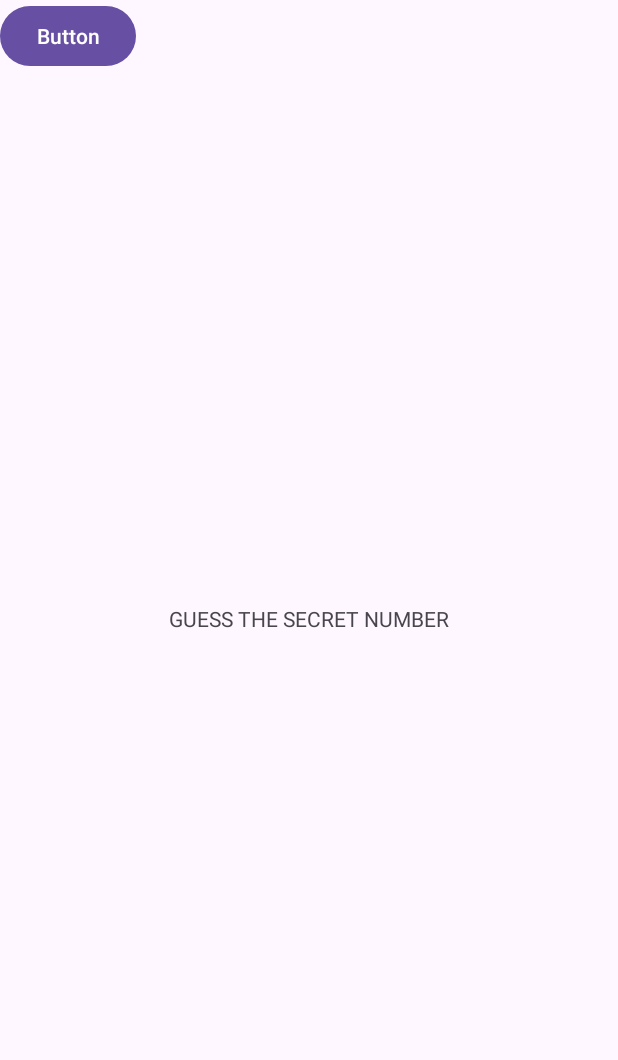
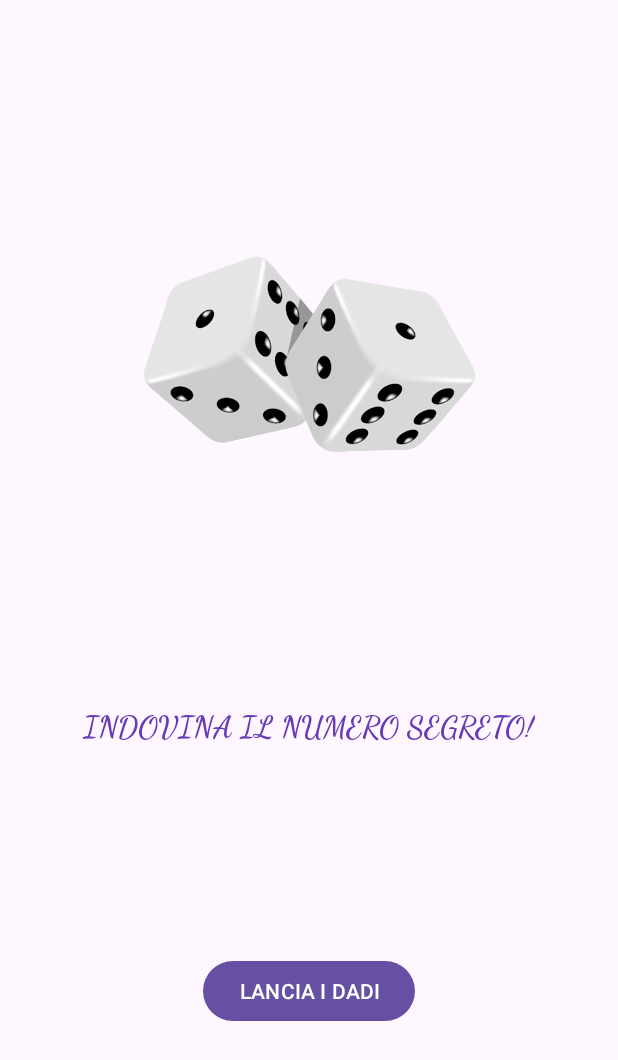
Before and after one commit to TommyPigna/Pignatta_Roll_The_Dice, an Android app: the screen it shows after launch (MainActivity), on a phone screen of 412 x 824 dp. Shown: the top 1060 px of the screen. Run offline under Robolectric (Android 15) with nearby library versions, the phone set to English and light mode, and no system bars.

```diff
--- a/app/src/main/AndroidManifest.xml
+++ b/app/src/main/AndroidManifest.xml
@@ -13,6 +13,9 @@
         android:theme="@style/Theme.Pignatta_Roll_The_Dice"
         tools:targetApi="31">
         <activity
+            android:name=".ThirdActivity"
+            android:exported="false" />
+        <activity
             android:name=".SecondActivity"
             android:exported="false" />
         <activity
--- a/app/src/main/java/com/example/pignatta_roll_the_dice/MainActivity.kt
+++ b/app/src/main/java/com/example/pignatta_roll_the_dice/MainActivity.kt
@@ -24,6 +24,7 @@ class MainActivity : AppCompatActivity() {
             var mioIntent : Intent = Intent(this, SecondActivity::class.java);
             var mioRandom = (1..6).random()
             mioIntent.putExtra("MESSAGE", "NUMERO ESTRATTO: $mioRandom")
+            mioIntent.putExtra("RANDOM", mioRandom)
             startActivity(mioIntent)
         })
     }
--- a/app/src/main/res/layout/activity_main.xml
+++ b/app/src/main/res/layout/activity_main.xml
@@ -11,32 +11,40 @@
         android:id="@+id/activity_main_tv_title"
         android:layout_width="wrap_content"
         android:layout_height="wrap_content"
-        android:text="@string/guess_the_secret_number"
-        app:layout_constraintBottom_toBottomOf="parent"
+        android:fontFamily="cursive"
+        android:text="INDOVINA IL NUMERO SEGRETO!"
+        android:textColor="#673AB7"
+        android:textSize="20sp"
+        android:textStyle="bold"
+        app:layout_constraintBottom_toTopOf="@+id/buttonRoll"
         app:layout_constraintEnd_toEndOf="parent"
+        app:layout_constraintHorizontal_bias="0.5"
         app:layout_constraintStart_toStartOf="parent"
-        app:layout_constraintTop_toTopOf="parent" />
-
-    <ImageView
-        android:id="@+id/activity_main_im_dice"
-        android:layout_width="wrap_content"
-        android:layout_height="wrap_content"
-        android:layout_marginStart="141dp"
-        android:layout_marginTop="58dp"
-        android:layout_marginEnd="143dp"
-        android:layout_marginBottom="545dp"
-        app:layout_constraintBottom_toBottomOf="parent"
-        app:layout_constraintEnd_toEndOf="parent"
-        app:layout_constraintStart_toStartOf="parent"
-        app:layout_constraintTop_toTopOf="parent"
-        tools:srcCompat="@tools:sample/avatars" />
+        app:layout_constraintTop_toBottomOf="@+id/imageView"
+        app:layout_constraintVertical_bias="0.0" />
 
     <Button
         android:id="@+id/buttonRoll"
         android:layout_width="wrap_content"
         android:layout_height="wrap_content"
-        android:text="Button"
-        tools:layout_editor_absoluteX="160dp"
-        tools:layout_editor_absoluteY="465dp" />
+        android:text="LANCIA I DADI"
+        app:iconPadding="15dp"
+        app:layout_constraintBottom_toBottomOf="parent"
+        app:layout_constraintEnd_toEndOf="parent"
+        app:layout_constraintHorizontal_bias="0.5"
+        app:layout_constraintStart_toStartOf="parent"
+        app:layout_constraintTop_toBottomOf="@+id/activity_main_tv_title" />
+
+    <ImageView
+        android:id="@+id/imageView"
+        android:layout_width="222dp"
+        android:layout_height="193dp"
+        app:layout_constraintBottom_toTopOf="@+id/activity_main_tv_title"
+        app:layout_constraintEnd_toEndOf="parent"
+        app:layout_constraintHorizontal_bias="0.5"
+        app:layout_constraintStart_toStartOf="parent"
+        app:layout_constraintTop_toTopOf="parent"
+        app:layout_constraintVertical_bias="0.345"
+        app:srcCompat="@drawable/dices" />
 
 </androidx.constraintlayout.widget.ConstraintLayout>
```
Also changed, not shown: app/src/main/java/com/example/pignatta_roll_the_dice/SecondActivity.kt (+17 -0 lines), app/src/main/java/com/example/pignatta_roll_the_dice/ThirdActivity.kt (added, +20 -0 lines), app/src/main/res/layout/activity_second.xml (+19 -2 lines), app/src/main/res/layout/activity_third.xml (added, +10 -0 lines), app/src/main/res/drawable/dice_face_1.png (added), app/src/main/res/drawable/dice_face_2.png (added), app/src/main/res/drawable/dice_face_3.png (added), app/src/main/res/drawable/dice_face_4.png (added), app/src/main/res/drawable/dice_face_5.png (added), app/src/main/res/drawable/dice_face_6.png (added), app/src/main/res/drawable/dices.png (added).
